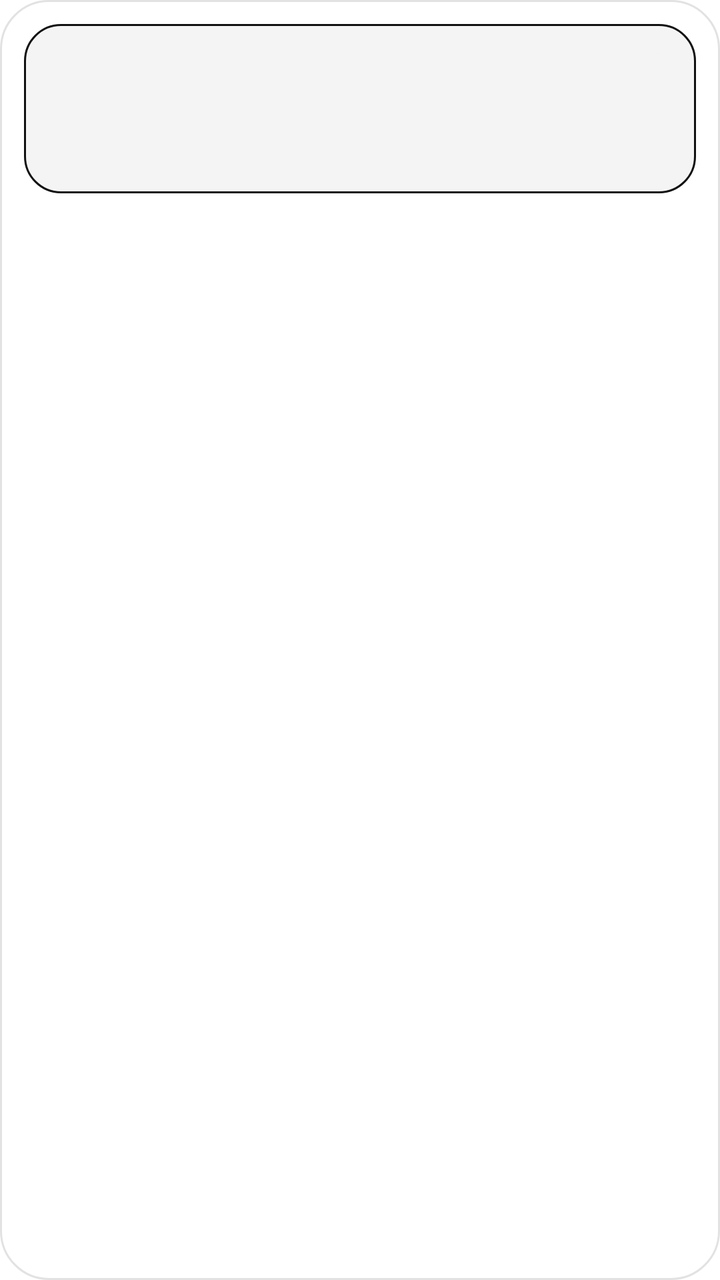
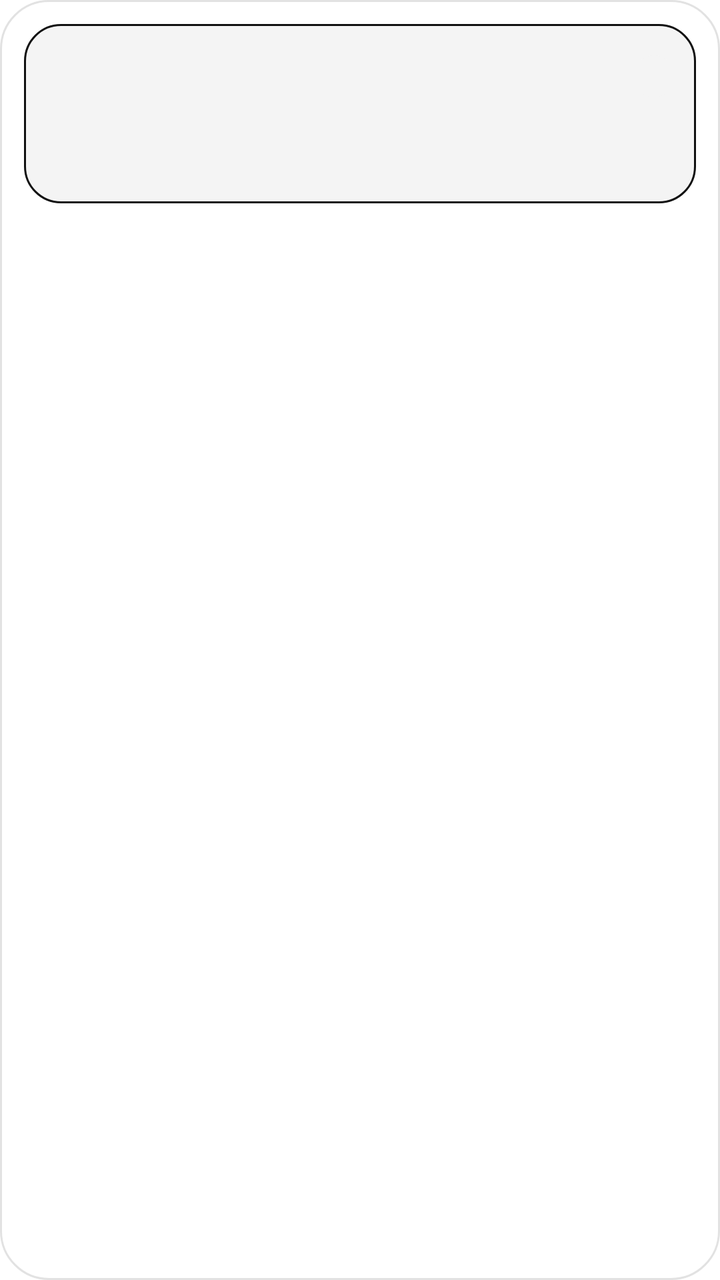

Before-and-after screenshots of an Android layout around one commit, followed by the original layout XML and the change that was made.
<!-- AndroidManifest.xml: fallback theme Theme.MaterialComponents.DayNight.NoActionBar -->
<!-- res/layout/hourly_widget.xml -->
<?xml version="1.0" encoding="utf-8"?>
<LinearLayout xmlns:android="http://schemas.android.com/apk/res/android"
    android:layout_width="match_parent"
    android:layout_height="match_parent"
    android:background="@drawable/bg_widget"
    android:orientation="vertical"
    android:padding="12dp">

    <LinearLayout
        android:id="@+id/hero_card"
        android:layout_width="match_parent"
        android:layout_height="wrap_content"
        android:background="@drawable/bg_widget_hero_active"
        android:orientation="vertical"
        android:paddingStart="12dp"
        android:paddingTop="10dp"
        android:paddingEnd="10dp"
        android:paddingBottom="10dp">

        <LinearLayout
            android:layout_width="match_parent"
            android:layout_height="wrap_content"
            android:gravity="center_vertical"
            android:orientation="horizontal">

            <TextView
                android:id="@+id/hero_time"
                android:layout_width="0dp"
                android:layout_height="wrap_content"
                android:layout_weight="1"
                android:fontFeatureSettings="tnum"
                android:includeFontPadding="false"
                android:letterSpacing="-0.02"
                android:textColor="@color/widget_text"
                android:textSize="24sp"
                android:textStyle="bold" />

            <TextView
                android:id="@+id/hero_chip"
                android:layout_width="wrap_content"
                android:layout_height="wrap_content"
                android:background="@drawable/bg_widget_chip_active"
                android:letterSpacing="0.1"
                android:paddingStart="9dp"
                android:paddingTop="3dp"
                android:paddingEnd="9dp"
                android:paddingBottom="3dp"
                android:textColor="@color/widget_active_text"
                android:textSize="9.5sp"
                android:textStyle="bold" />
        </LinearLayout>

        <TextView
            android:id="@+id/hero_text"
            android:layout_width="match_parent"
            android:layout_height="wrap_content"
            android:layout_marginTop="3dp"
            android:ellipsize="end"
            android:includeFontPadding="false"
            android:maxLines="1"
            android:textColor="@color/widget_text"
            android:textSize="15sp"
            android:textStyle="bold" />

        <TextView
            android:id="@+id/hero_meta"
            android:layout_width="match_parent"
            android:layout_height="wrap_content"
            android:layout_marginTop="3dp"
            android:ellipsize="end"
            android:includeFontPadding="false"
            android:maxLines="1"
            android:textColor="@color/widget_muted"
            android:textSize="10.5sp" />
    </LinearLayout>

    <LinearLayout
        android:id="@+id/widget_rows"
        android:layout_width="match_parent"
        android:layout_height="wrap_content"
        android:layout_marginTop="6dp"
        android:orientation="vertical" />
</LinearLayout>
<!-- resources referenced by this layout -->
<resources>
  <color name="widget_active_text">#111111</color>
  <color name="widget_muted">#5A5A5A</color>
  <color name="widget_text">#111111</color>
  <!-- drawable bg_widget (drawable) -->
  <?xml version="1.0" encoding="utf-8"?>
  <shape xmlns:android="http://schemas.android.com/apk/res/android"
      android:shape="rectangle">
      <solid android:color="@color/widget_background" />
      <corners android:radius="24dp" />
      <stroke
          android:width="1dp"
          android:color="@color/widget_stroke" />
  </shape>
  <!-- drawable bg_widget_chip_active (drawable) -->
  <?xml version="1.0" encoding="utf-8"?>
  <shape xmlns:android="http://schemas.android.com/apk/res/android"
      android:shape="rectangle">
      <solid android:color="@color/widget_active_bg" />
      <corners android:radius="20dp" />
  </shape>
  <!-- drawable bg_widget_hero_active (drawable) -->
  <?xml version="1.0" encoding="utf-8"?>
  <shape xmlns:android="http://schemas.android.com/apk/res/android"
      android:shape="rectangle">
      <solid android:color="@color/widget_active_bg" />
      <corners android:radius="18dp" />
      <stroke
          android:width="1dp"
          android:color="@color/widget_active_stroke" />
  </shape>
  <color name="widget_background">#FFFFFF</color>
  <color name="widget_stroke">#E2E2E2</color>
  <color name="widget_active_bg">#F4F4F4</color>
  <color name="widget_active_stroke">#111111</color>
</resources>

<!-- the commit's change to res/layout/hourly_widget.xml (unified diff, before → after) -->
@@ -12,10 +12,10 @@
         android:layout_height="wrap_content"
         android:background="@drawable/bg_widget_hero_active"
         android:orientation="vertical"
-        android:paddingStart="12dp"
-        android:paddingTop="10dp"
-        android:paddingEnd="10dp"
-        android:paddingBottom="10dp">
+        android:paddingStart="14dp"
+        android:paddingTop="11dp"
+        android:paddingEnd="11dp"
+        android:paddingBottom="11dp">
 
         <LinearLayout
             android:layout_width="match_parent"
@@ -32,7 +32,7 @@
                 android:includeFontPadding="false"
                 android:letterSpacing="-0.02"
                 android:textColor="@color/widget_text"
-                android:textSize="24sp"
+                android:textSize="26sp"
                 android:textStyle="bold" />
 
             <TextView
@@ -41,10 +41,10 @@
                 android:layout_height="wrap_content"
                 android:background="@drawable/bg_widget_chip_active"
                 android:letterSpacing="0.1"
-                android:paddingStart="9dp"
-                android:paddingTop="3dp"
-                android:paddingEnd="9dp"
-                android:paddingBottom="3dp"
+                android:paddingStart="10dp"
+                android:paddingTop="4dp"
+                android:paddingEnd="10dp"
+                android:paddingBottom="4dp"
                 android:textColor="@color/widget_active_text"
                 android:textSize="9.5sp"
                 android:textStyle="bold" />
@@ -54,7 +54,7 @@
             android:id="@+id/hero_text"
             android:layout_width="match_parent"
             android:layout_height="wrap_content"
-            android:layout_marginTop="3dp"
+            android:layout_marginTop="4dp"
             android:ellipsize="end"
             android:includeFontPadding="false"
             android:maxLines="1"
@@ -74,10 +74,15 @@
             android:textSize="10.5sp" />
     </LinearLayout>
 
-    <LinearLayout
-        android:id="@+id/widget_rows"
+    
+    <ListView
+        android:id="@+id/widget_list"
         android:layout_width="match_parent"
-        android:layout_height="wrap_content"
-        android:layout_marginTop="6dp"
-        android:orientation="vertical" />
+        android:layout_height="0dp"
+        android:layout_marginTop="8dp"
+        android:layout_weight="1"
+        android:clipToPadding="false"
+        android:divider="@null"
+        android:dividerHeight="0dp"
+        android:scrollbars="none" />
 </LinearLayout>
